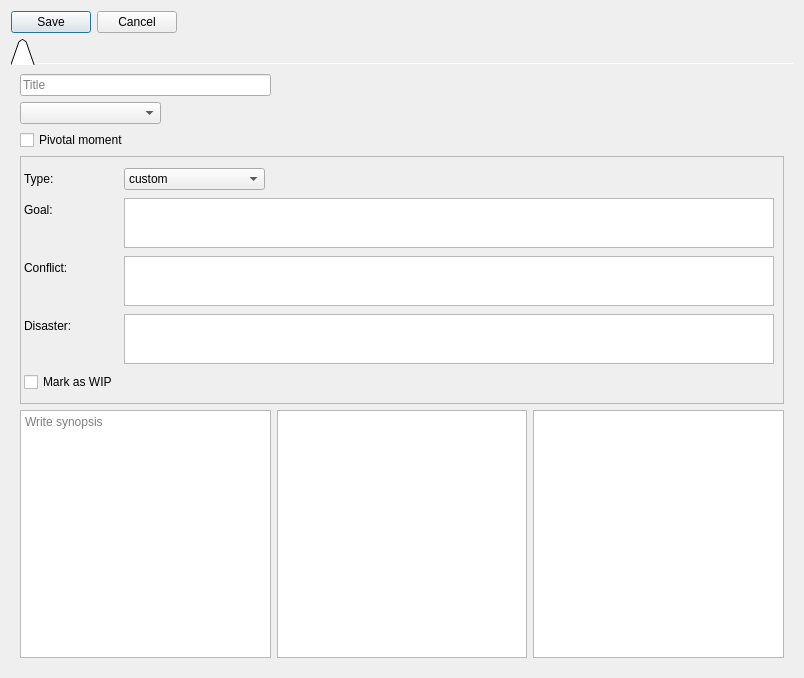
This is ui/scene_editor.ui in zkovari/plotlyst as Qt 5 draws it before an edit. The edited form follows.
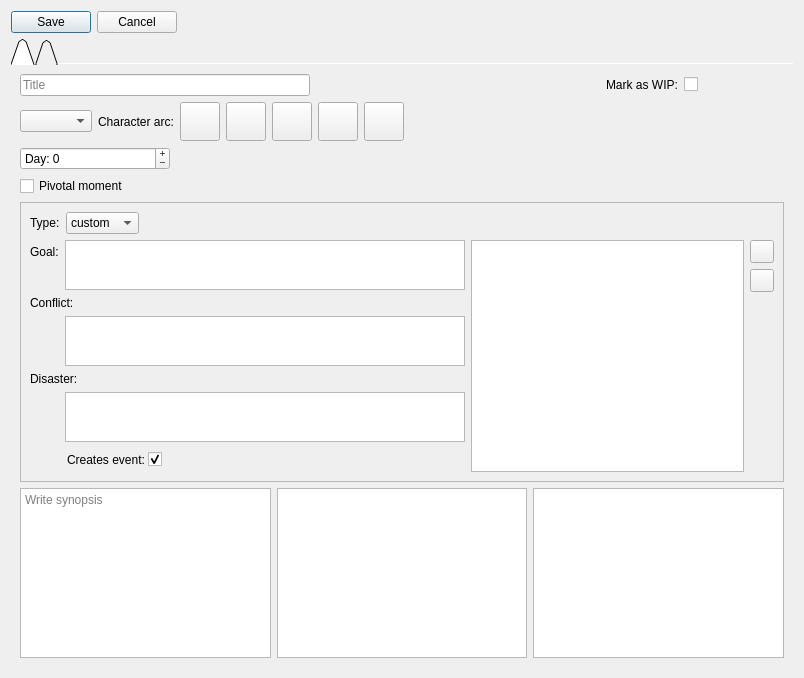
This is the edited form. Custom widgets are drawn as their Qt base class.

Commit message: Tasks and timeline view started

What changed in the file:
```diff
--- a/ui/scene_editor.ui
+++ b/ui/scene_editor.ui
@@ -45,19 +45,14 @@
       <attribute name="title">
        <string/>
       </attribute>
-      <layout class="QGridLayout" name="gridLayout">
-       <item row="2" column="0">
-        <widget class="QCheckBox" name="cbPivotal">
-         <property name="text">
-          <string>Pivotal moment</string>
-         </property>
-        </widget>
-       </item>
-       <item row="0" column="0">
+      <layout class="QVBoxLayout" name="verticalLayout_2">
+       <item>
+        <layout class="QHBoxLayout" name="horizontalLayout_5">
+         <item>
         <widget class="QLineEdit" name="lineTitle">
          <property name="maximumSize">
           <size>
-           <width>521</width>
+             <width>400</width>
            <height>16777215</height>
           </size>
          </property>
@@ -66,36 +61,53 @@
          </property>
         </widget>
        </item>
-       <item row="5" column="0">
-        <widget class="QTextEdit" name="textSynopsis">
-         <property name="autoFormatting">
-          <set>QTextEdit::AutoBulletList</set>
-         </property>
-         <property name="placeholderText">
-          <string>Write synopsis</string>
-         </property>
-        </widget>
-       </item>
-       <item row="5" column="1">
-        <widget class="QTableView" name="tblCharacters">
-         <property name="selectionMode">
-          <enum>QAbstractItemView::NoSelection</enum>
-         </property>
-         <property name="showGrid">
-          <bool>false</bool>
-         </property>
-         <attribute name="horizontalHeaderVisible">
-          <bool>false</bool>
-         </attribute>
-         <attribute name="horizontalHeaderDefaultSectionSize">
-          <number>200</number>
-         </attribute>
-         <attribute name="verticalHeaderVisible">
-          <bool>false</bool>
-         </attribute>
-        </widget>
-       </item>
-       <item row="1" column="0">
+         <item>
+          <spacer name="horizontalSpacer_3">
+           <property name="orientation">
+            <enum>Qt::Horizontal</enum>
+           </property>
+           <property name="sizeHint" stdset="0">
+            <size>
+             <width>40</width>
+             <height>20</height>
+            </size>
+           </property>
+          </spacer>
+         </item>
+         <item>
+          <widget class="QLabel" name="label_2">
+           <property name="text">
+            <string>Mark as WIP:</string>
+           </property>
+          </widget>
+         </item>
+         <item>
+          <widget class="AnimatedToggle" name="cbWip">
+           <property name="minimumSize">
+            <size>
+             <width>100</width>
+             <height>0</height>
+            </size>
+           </property>
+           <property name="maximumSize">
+            <size>
+             <width>200</width>
+             <height>16777215</height>
+            </size>
+           </property>
+           <property name="cursor">
+            <cursorShape>PointingHandCursor</cursorShape>
+           </property>
+           <property name="text">
+            <string/>
+           </property>
+          </widget>
+         </item>
+        </layout>
+       </item>
+       <item>
+        <layout class="QHBoxLayout" name="horizontalLayout">
+         <item>
         <widget class="QComboBox" name="cbPov">
          <property name="maximumSize">
           <size>
@@ -105,10 +117,177 @@
          </property>
         </widget>
        </item>
-       <item row="5" column="2">
-        <widget class="QListView" name="lstStoryLines"/>
-       </item>
-       <item row="4" column="0" colspan="3">
+         <item>
+          <widget class="QLabel" name="label">
+           <property name="text">
+            <string>Character arc:</string>
+           </property>
+          </widget>
+         </item>
+         <item>
+          <widget class="QToolButton" name="btnVeryUnhappy">
+           <property name="cursor">
+            <cursorShape>PointingHandCursor</cursorShape>
+           </property>
+           <property name="text">
+            <string/>
+           </property>
+           <property name="iconSize">
+            <size>
+             <width>32</width>
+             <height>32</height>
+            </size>
+           </property>
+           <property name="checkable">
+            <bool>true</bool>
+           </property>
+           <attribute name="buttonGroup">
+            <string notr="true">buttonGroup</string>
+           </attribute>
+          </widget>
+         </item>
+         <item>
+          <widget class="QToolButton" name="btnUnHappy">
+           <property name="cursor">
+            <cursorShape>PointingHandCursor</cursorShape>
+           </property>
+           <property name="text">
+            <string/>
+           </property>
+           <property name="iconSize">
+            <size>
+             <width>32</width>
+             <height>32</height>
+            </size>
+           </property>
+           <property name="checkable">
+            <bool>true</bool>
+           </property>
+           <attribute name="buttonGroup">
+            <string notr="true">buttonGroup</string>
+           </attribute>
+          </widget>
+         </item>
+         <item>
+          <widget class="QToolButton" name="btnNeutral">
+           <property name="cursor">
+            <cursorShape>PointingHandCursor</cursorShape>
+           </property>
+           <property name="text">
+            <string/>
+           </property>
+           <property name="iconSize">
+            <size>
+             <width>32</width>
+             <height>32</height>
+            </size>
+           </property>
+           <property name="checkable">
+            <bool>true</bool>
+           </property>
+           <attribute name="buttonGroup">
+            <string notr="true">buttonGroup</string>
+           </attribute>
+          </widget>
+         </item>
+         <item>
+          <widget class="QToolButton" name="btnHappy">
+           <property name="cursor">
+            <cursorShape>PointingHandCursor</cursorShape>
+           </property>
+           <property name="text">
+            <string/>
+           </property>
+           <property name="iconSize">
+            <size>
+             <width>32</width>
+             <height>32</height>
+            </size>
+           </property>
+           <property name="checkable">
+            <bool>true</bool>
+           </property>
+           <attribute name="buttonGroup">
+            <string notr="true">buttonGroup</string>
+           </attribute>
+          </widget>
+         </item>
+         <item>
+          <widget class="QToolButton" name="btnVeryHappy">
+           <property name="cursor">
+            <cursorShape>PointingHandCursor</cursorShape>
+           </property>
+           <property name="text">
+            <string/>
+           </property>
+           <property name="iconSize">
+            <size>
+             <width>32</width>
+             <height>32</height>
+            </size>
+           </property>
+           <property name="checkable">
+            <bool>true</bool>
+           </property>
+           <attribute name="buttonGroup">
+            <string notr="true">buttonGroup</string>
+           </attribute>
+          </widget>
+         </item>
+         <item>
+          <spacer name="horizontalSpacer">
+           <property name="orientation">
+            <enum>Qt::Horizontal</enum>
+           </property>
+           <property name="sizeHint" stdset="0">
+            <size>
+             <width>40</width>
+             <height>20</height>
+            </size>
+           </property>
+          </spacer>
+         </item>
+        </layout>
+       </item>
+       <item>
+        <widget class="QSpinBox" name="sbDay">
+         <property name="minimumSize">
+          <size>
+           <width>121</width>
+           <height>0</height>
+          </size>
+         </property>
+         <property name="maximumSize">
+          <size>
+           <width>150</width>
+           <height>16777215</height>
+          </size>
+         </property>
+         <property name="buttonSymbols">
+          <enum>QAbstractSpinBox::PlusMinus</enum>
+         </property>
+         <property name="prefix">
+          <string>Day: </string>
+         </property>
+         <property name="minimum">
+          <number>-999999999</number>
+         </property>
+         <property name="maximum">
+          <number>999999999</number>
+         </property>
+         <property name="value">
+          <number>0</number>
+         </property>
+        </widget>
+       </item>
+       <item>
+        <widget class="QCheckBox" name="cbPivotal">
+         <property name="text">
+          <string>Pivotal moment</string>
+         </property>
+        </widget>
+       </item>
+       <item>
         <widget class="QFrame" name="frame">
          <property name="frameShape">
           <enum>QFrame::StyledPanel</enum>
@@ -116,18 +295,17 @@
          <property name="frameShadow">
           <enum>QFrame::Raised</enum>
          </property>
-         <layout class="QFormLayout" name="formLayout">
-          <property name="leftMargin">
-           <number>3</number>
-          </property>
-          <item row="1" column="0">
+         <layout class="QVBoxLayout" name="verticalLayout_4">
+          <item>
+           <layout class="QHBoxLayout" name="horizontalLayout_3">
+            <item>
            <widget class="QLabel" name="label_3">
             <property name="text">
              <string>Type:</string>
             </property>
            </widget>
           </item>
-          <item row="1" column="1">
+            <item>
            <widget class="QComboBox" name="cbType">
             <property name="maximumSize">
              <size>
@@ -152,31 +330,56 @@
             </item>
            </widget>
           </item>
-          <item row="2" column="1">
-           <widget class="QTextEdit" name="textEvent1">
-            <property name="maximumSize">
+            <item>
+             <spacer name="horizontalSpacer_2">
+              <property name="orientation">
+               <enum>Qt::Horizontal</enum>
+              </property>
+              <property name="sizeHint" stdset="0">
              <size>
-              <width>16777215</width>
-              <height>50</height>
-             </size>
-            </property>
-           </widget>
-          </item>
-          <item row="2" column="0">
+                <width>40</width>
+                <height>20</height>
+               </size>
+              </property>
+             </spacer>
+            </item>
+           </layout>
+          </item>
+          <item>
+           <layout class="QHBoxLayout" name="horizontalLayout_4">
+            <item>
+             <layout class="QFormLayout" name="formLayout">
+              <item row="0" column="0">
            <widget class="QLabel" name="lblType1">
             <property name="text">
              <string>Goal:</string>
             </property>
            </widget>
           </item>
-          <item row="4" column="0">
+              <item row="0" column="1">
+               <widget class="QTextEdit" name="textEvent1">
+                <property name="minimumSize">
+                 <size>
+                  <width>400</width>
+                  <height>0</height>
+                 </size>
+                </property>
+                <property name="maximumSize">
+                 <size>
+                  <width>16777215</width>
+                  <height>50</height>
+                 </size>
+                </property>
+               </widget>
+              </item>
+              <item row="1" column="0" colspan="2">
            <widget class="QLabel" name="lblType2">
             <property name="text">
              <string>Conflict:</string>
             </property>
            </widget>
           </item>
-          <item row="4" column="1">
+              <item row="2" column="1">
            <widget class="QTextEdit" name="textEvent2">
             <property name="sizePolicy">
              <sizepolicy hsizetype="Expanding" vsizetype="Preferred">
@@ -184,16 +387,12 @@
               <verstretch>0</verstretch>
              </sizepolicy>
             </property>
-            <property name="maximumSize">
+                <property name="minimumSize">
              <size>
-              <width>16777215</width>
-              <height>50</height>
-             </size>
-            </property>
-           </widget>
-          </item>
-          <item row="6" column="1">
-           <widget class="QTextEdit" name="textEvent3">
+                  <width>400</width>
+                  <height>0</height>
+                 </size>
+                </property>
             <property name="maximumSize">
              <size>
               <width>16777215</width>
@@ -202,29 +401,190 @@
             </property>
            </widget>
           </item>
-          <item row="6" column="0">
+              <item row="3" column="0" colspan="2">
            <widget class="QLabel" name="lblType3">
             <property name="text">
              <string>Disaster:</string>
             </property>
            </widget>
           </item>
-          <item row="8" column="0">
-           <widget class="QCheckBox" name="cbWip">
+              <item row="4" column="1">
+               <widget class="QTextEdit" name="textEvent3">
+                <property name="minimumSize">
+                 <size>
+                  <width>400</width>
+                  <height>0</height>
+                 </size>
+                </property>
+                <property name="maximumSize">
+                 <size>
+                  <width>16777215</width>
+                  <height>50</height>
+                 </size>
+                </property>
+               </widget>
+              </item>
+              <item row="5" column="1">
+               <widget class="QWidget" name="widget" native="true">
+                <layout class="QHBoxLayout" name="horizontalLayout_6">
+                 <property name="spacing">
+                  <number>3</number>
+                 </property>
+                 <property name="leftMargin">
+                  <number>2</number>
+                 </property>
+                 <property name="topMargin">
+                  <number>2</number>
+                 </property>
+                 <property name="rightMargin">
+                  <number>2</number>
+                 </property>
+                 <property name="bottomMargin">
+                  <number>2</number>
+                 </property>
+                 <item>
+                  <widget class="QLabel" name="label_4">
             <property name="text">
-             <string>Mark as WIP</string>
+                    <string>Creates event:</string>
             </property>
            </widget>
           </item>
+                 <item>
+                  <widget class="AnimatedToggle" name="cbEndCreatesEvent">
+                   <property name="minimumSize">
+                    <size>
+                     <width>100</width>
+                     <height>0</height>
+                    </size>
+                   </property>
+                   <property name="maximumSize">
+                    <size>
+                     <width>150</width>
+                     <height>16777215</height>
+                    </size>
+                   </property>
+                   <property name="cursor">
+                    <cursorShape>PointingHandCursor</cursorShape>
+                   </property>
+                   <property name="text">
+                    <string/>
+                   </property>
+                   <property name="checked">
+                    <bool>true</bool>
+                   </property>
+                  </widget>
+                 </item>
+                 <item>
+                  <spacer name="horizontalSpacer_4">
+                   <property name="orientation">
+                    <enum>Qt::Horizontal</enum>
+                   </property>
+                   <property name="sizeHint" stdset="0">
+                    <size>
+                     <width>40</width>
+                     <height>20</height>
+                    </size>
+                   </property>
+                  </spacer>
+                 </item>
          </layout>
         </widget>
        </item>
       </layout>
-     </widget>
-    </widget>
-   </item>
-  </layout>
- </widget>
+            </item>
+            <item>
+             <widget class="QListWidget" name="lstEvents"/>
+            </item>
+            <item>
+             <layout class="QVBoxLayout" name="verticalLayout_3">
+              <item>
+               <widget class="QToolButton" name="btnAddEvent">
+                <property name="text">
+                 <string/>
+                </property>
+               </widget>
+              </item>
+              <item>
+               <widget class="QToolButton" name="btnRemoveEvent">
+                <property name="text">
+                 <string/>
+                </property>
+               </widget>
+              </item>
+              <item>
+               <spacer name="verticalSpacer">
+                <property name="orientation">
+                 <enum>Qt::Vertical</enum>
+                </property>
+                <property name="sizeHint" stdset="0">
+                 <size>
+                  <width>20</width>
+                  <height>40</height>
+                 </size>
+                </property>
+               </spacer>
+              </item>
+             </layout>
+            </item>
+           </layout>
+          </item>
+         </layout>
+        </widget>
+       </item>
+       <item>
+        <layout class="QHBoxLayout" name="horizontalLayout_2">
+         <item>
+          <widget class="QTextEdit" name="textSynopsis">
+           <property name="autoFormatting">
+            <set>QTextEdit::AutoBulletList</set>
+           </property>
+           <property name="placeholderText">
+            <string>Write synopsis</string>
+           </property>
+          </widget>
+         </item>
+         <item>
+          <widget class="QTableView" name="tblCharacters">
+           <property name="selectionMode">
+            <enum>QAbstractItemView::NoSelection</enum>
+           </property>
+           <property name="showGrid">
+            <bool>false</bool>
+           </property>
+           <attribute name="horizontalHeaderVisible">
+            <bool>false</bool>
+           </attribute>
+           <attribute name="horizontalHeaderDefaultSectionSize">
+            <number>200</number>
+           </attribute>
+           <attribute name="verticalHeaderVisible">
+            <bool>false</bool>
+           </attribute>
+          </widget>
+         </item>
+         <item>
+          <widget class="QListView" name="lstStoryLines"/>
+         </item>
+        </layout>
+       </item>
+      </layout>
+     </widget>
+     <widget class="QWidget" name="tab">
+      <attribute name="title">
+       <string/>
+      </attribute>
+     </widget>
+    </widget>
+   </item>
+  </layout>
+ </widget>
+ <customwidgets>
+  <customwidget>
+   <class>AnimatedToggle</class>
+   <extends>QCheckBox</extends>
+   <header>qtwidgets</header>
+  </customwidget>
+ </customwidgets>
  <resources/>
  <connections/>
 </ui>
```
Left out of the diff: 3 changed lines with no effect on the pictures. Lines whose indentation alone changed are shown as unchanged. The commit also changes 14 other files.
